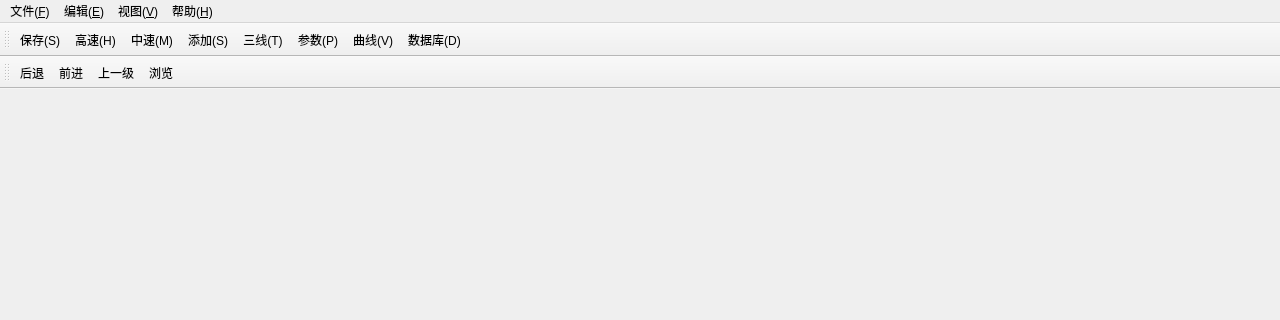
First picture: the form in mainwindow.ui, repository Weinbery/PCIeController, before the edit; both pictures show x 0 to 1280 and y 0 to 320 of the 1280 by 800 pixel window.
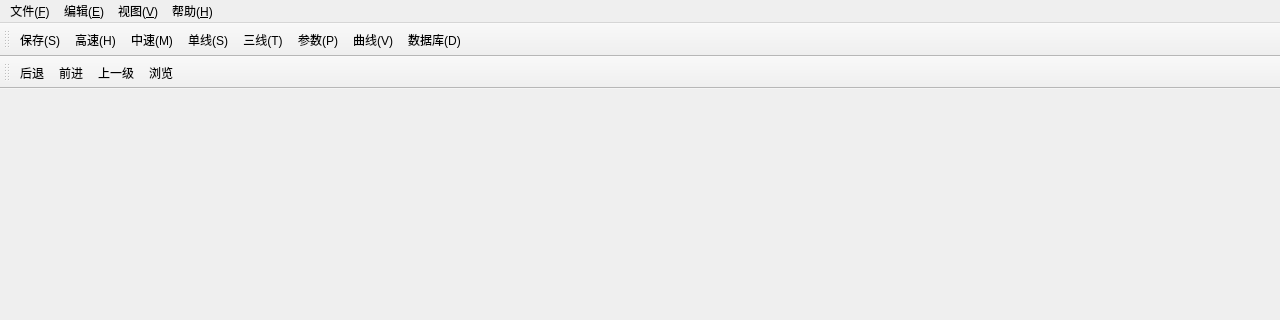
Second picture: the form after the edit. Icons and pictures are not drawn.

Commit message: 添加图标，高速窗口日志，开始进行高速PCIE操作

```diff
--- a/mainwindow.ui
+++ b/mainwindow.ui
@@ -224,7 +224,7 @@
      <normaloff>:/images/device.png</normaloff>:/images/device.png</iconset>
    </property>
    <property name="text">
-    <string>添加(&amp;S)</string>
+    <string>单线(&amp;S)</string>
    </property>
    <property name="toolTip">
     <string>添加100M单线制PCIe</string>
```
Left out of the diff: 8 changed lines with no effect on the pictures. The commit also changes 10 other files.
